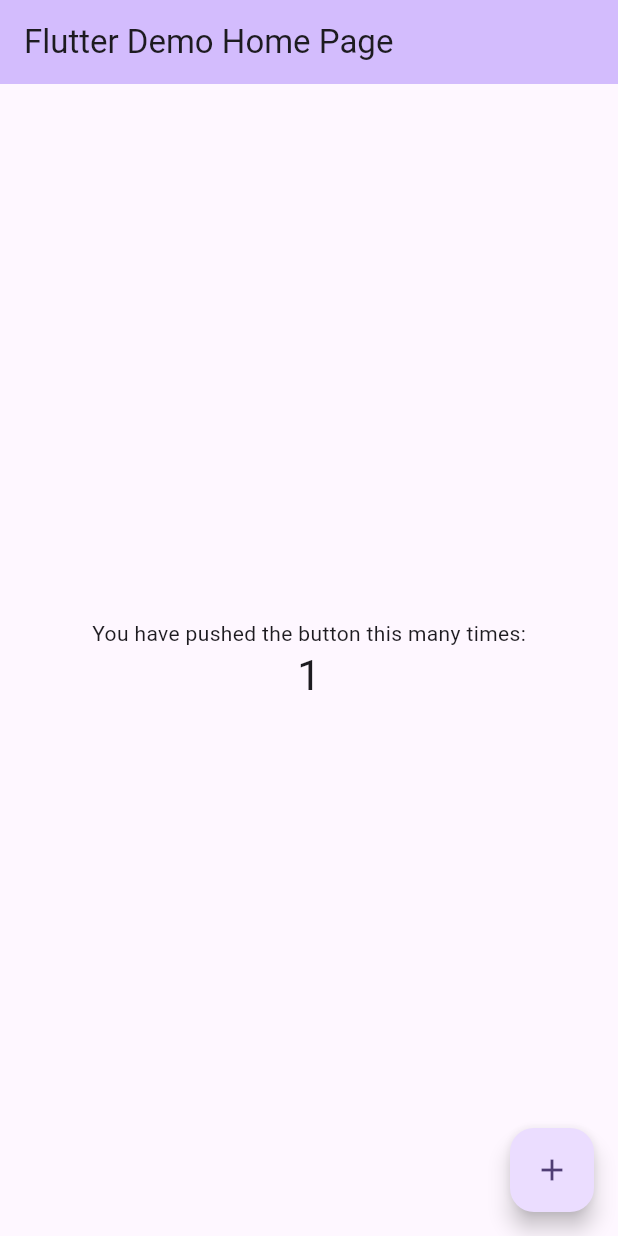
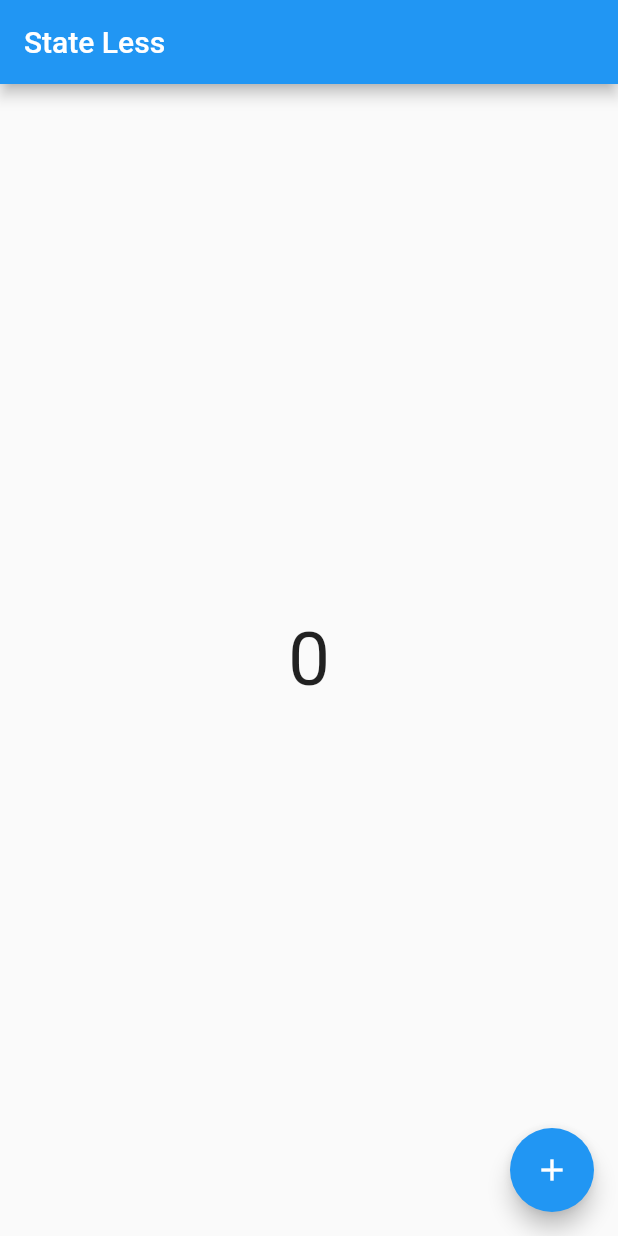
Before and after one commit to Usaid-Dev/provider_state_management, a Flutter app: the screen it shows after launch, after a tap on the "add" icon, on a phone screen of 412 x 824 dp. Run offline on Flutter 3.47's test engine with Material 2 defaults, Android fonts, the phone set to English and light mode, and no system bars.

Commit message:
stateless widget

```diff
--- a/lib/main.dart
+++ b/lib/main.dart
@@ -1,4 +1,5 @@
 import 'package:flutter/material.dart';
+import 'package:provider_state_management/states/stless.dart';
 
 void main() {
   runApp(const MyApp());
@@ -7,118 +8,11 @@ void main() {
 class MyApp extends StatelessWidget {
   const MyApp({super.key});
 
-  // This widget is the root of your application.
   @override
   Widget build(BuildContext context) {
     return MaterialApp(
-      title: 'Flutter Demo',
-      theme: ThemeData(
-        // This is the theme of your application.
-        // TRY THIS: Try running your application with "flutter run". You'll see
-        // the application has a blue toolbar. Then, without quitting the app,
-        // try changing the seedColor in the colorScheme below to Colors.green
-        // and then invoke "hot reload" (save your changes or press the "hot
-        // reload" button in a Flutter-supported IDE, or press "r" if you used
-        // the command line to start the app).
-        //
-        // Notice that the counter didn't reset back to zero; the application
-        // state is not lost during the reload. To reset the state, use hot
-        // restart instead.
-        //
-        // This works for code too, not just values: Most code changes can be
-        // tested with just a hot reload.
-        colorScheme: ColorScheme.fromSeed(seedColor: Colors.deepPurple),
-        useMaterial3: true,
-      ),
-      home: const MyHomePage(title: 'Flutter Demo Home Page'),
+      debugShowCheckedModeBanner: false,
+      home: StateLess(),
     );
   }
 }
-
-class MyHomePage extends StatefulWidget {
-  const MyHomePage({super.key, required this.title});
-
-  // This widget is the home page of your application. It is stateful, meaning
-  // that it has a State object (defined below) that contains fields that affect
-  // how it looks.
-
-  // This class is the configuration for the state. It holds the values (in this
-  // case the title) provided by the parent (in this case the App widget) and
-  // used by the build method of the State. Fields in a Widget subclass are
-  // always marked "final".
-
-  final String title;
-
-  @override
-  State<MyHomePage> createState() => _MyHomePageState();
-}
-
-class _MyHomePageState extends State<MyHomePage> {
-  int _counter = 0;
-
-  void _incrementCounter() {
-    setState(() {
-      // This call to setState tells the Flutter framework that something has
-      // changed in this State, which causes it to rerun the build method below
-      // so that the display can reflect the updated values. If we changed
-      // _counter without calling setState(), then the build method would not be
-      // called again, and so nothing would appear to happen.
-      _counter++;
-    });
-  }
-
-  @override
-  Widget build(BuildContext context) {
-    // This method is rerun every time setState is called, for instance as done
-    // by the _incrementCounter method above.
-    //
-    // The Flutter framework has been optimized to make rerunning build methods
-    // fast, so that you can just rebuild anything that needs updating rather
-    // than having to individually change instances of widgets.
-    return Scaffold(
-      appBar: AppBar(
-        // TRY THIS: Try changing the color here to a specific color (to
-        // Colors.amber, perhaps?) and trigger a hot reload to see the AppBar
-        // change color while the other colors stay the same.
-        backgroundColor: Theme.of(context).colorScheme.inversePrimary,
-        // Here we take the value from the MyHomePage object that was created by
-        // the App.build method, and use it to set our appbar title.
-        title: Text(widget.title),
-      ),
-      body: Center(
-        // Center is a layout widget. It takes a single child and positions it
-        // in the middle of the parent.
-        child: Column(
-          // Column is also a layout widget. It takes a list of children and
-          // arranges them vertically. By default, it sizes itself to fit its
-          // children horizontally, and tries to be as tall as its parent.
-          //
-          // Column has various properties to control how it sizes itself and
-          // how it positions its children. Here we use mainAxisAlignment to
-          // center the children vertically; the main axis here is the vertical
-          // axis because Columns are vertical (the cross axis would be
-          // horizontal).
-          //
-          // TRY THIS: Invoke "debug painting" (choose the "Toggle Debug Paint"
-          // action in the IDE, or press "p" in the console), to see the
-          // wireframe for each widget.
-          mainAxisAlignment: MainAxisAlignment.center,
-          children: <Widget>[
-            const Text(
-              'You have pushed the button this many times:',
-            ),
-            Text(
-              '$_counter',
-              style: Theme.of(context).textTheme.headlineMedium,
-            ),
-          ],
-        ),
-      ),
-      floatingActionButton: FloatingActionButton(
-        onPressed: _incrementCounter,
-        tooltip: 'Increment',
-        child: const Icon(Icons.add),
-      ), // This trailing comma makes auto-formatting nicer for build methods.
-    );
-  }
-}
--- /dev/null
+++ b/lib/states/stless.dart
@@ -0,0 +1,42 @@
+import 'package:flutter/material.dart';
+
+class StateLess extends StatelessWidget {
+  StateLess({super.key});
+
+  int x = 0;
+
+  @override
+  Widget build(BuildContext context) {
+    print('Build');
+    return Scaffold(
+      appBar: AppBar(
+        title: const Text('State Less'),
+      ),
+      body: Column(
+        mainAxisAlignment: MainAxisAlignment.center,
+        crossAxisAlignment: CrossAxisAlignment.center,
+        children: [
+          Container(
+            child: Center(
+              child: Text(
+                x.toString(),
+                style: const TextStyle(
+                  fontSize: 50,
+                ),
+              ),
+            ),
+          ),
+        ],
+      ),
+      floatingActionButton: FloatingActionButton(
+        onPressed: () {
+          x++;
+          print(x);
+        },
+        child: const Icon(
+          Icons.add,
+        ),
+      ),
+    );
+  }
+}
```
Also changed, not shown: lib/home_screen.dart (deleted).
